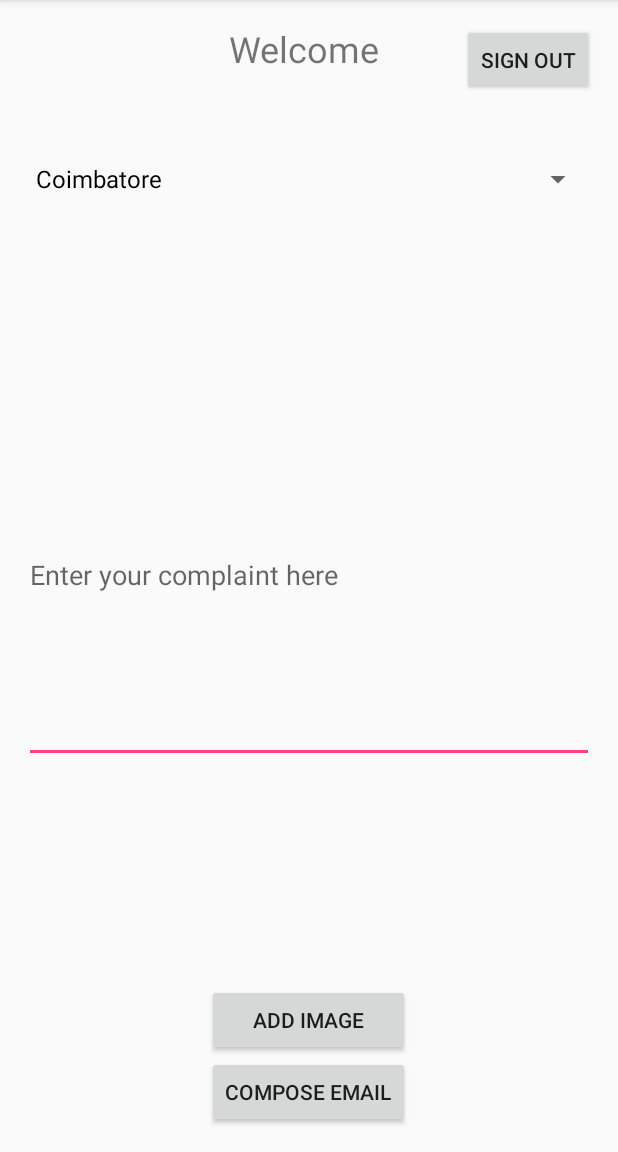
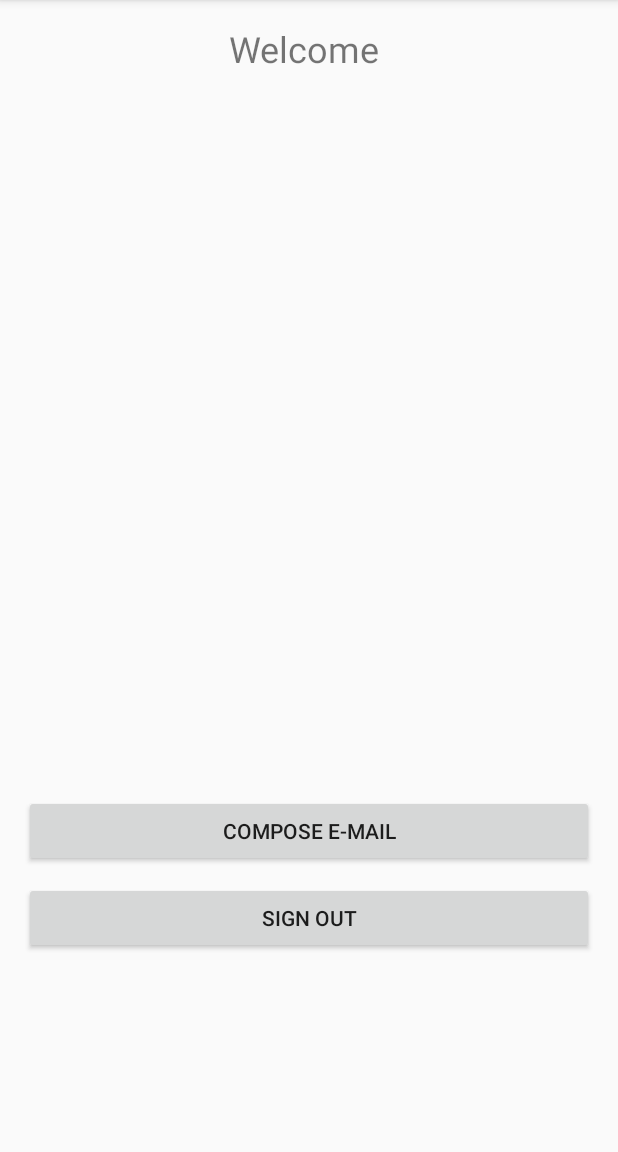
Before and after one commit to melvinabraham/CleanIndia, an Android app: the screen it shows after launch once a user with an empty profile is signed in (UserActivity), on a phone screen of 412 x 824 dp, the part 84-1236 px from its top. Run offline under Robolectric (Android 15) with nearby library versions, the phone set to English and light mode, and no system bars; our stand-ins replace Firebase (no records; nobody signed in at launch, a user with empty details on screens opened directly).

Commit message:
Changed UserActivity from ComposeMail Activity and added Alert Dialog

```diff
--- a/app/src/main/AndroidManifest.xml
+++ b/app/src/main/AndroidManifest.xml
@@ -2,7 +2,7 @@
 <manifest xmlns:android="http://schemas.android.com/apk/res/android"
     package="com.mapps.seproject">
 
-    <uses-permission android:name="android.permission.INTERNET"/>
+    <uses-permission android:name="android.permission.INTERNET" />
 
     <application
         android:allowBackup="true"
@@ -18,7 +18,8 @@
             </intent-filter>
         </activity>
         <activity android:name=".RegisterActivity" />
-        <activity android:name=".UserActivity"></activity>
+        <activity android:name=".UserActivity" />
+        <activity android:name=".ComposeMail"></activity>
     </application>
 
 </manifest>
--- a/app/src/main/java/com/mapps/seproject/UserActivity.java
+++ b/app/src/main/java/com/mapps/seproject/UserActivity.java
@@ -1,5 +1,6 @@
 package com.mapps.seproject;
 
+import android.app.ProgressDialog;
 import android.content.Intent;
 import android.media.Image;
 import android.net.Uri;
@@ -21,30 +22,17 @@ import com.google.firebase.auth.FirebaseUser;
 
 public class UserActivity extends AppCompatActivity implements View.OnClickListener {
 
+    Button bSignOut;
+    TextView welcome;
     FirebaseAuth firebaseAuth;
-    Button bSignOut;
-    Button bComposeMail;
-    TextView welcome;
-    Spinner dropdown;
-    TextView emailText;
-    int flag =0;
-    Button bAddImage;
-    Uri imageUri;
+    Button bComposeScreen;
 
-    private static int RESULT_LOAD_IMAGE = 1;
 
     @Override
     protected void onCreate(Bundle savedInstanceState) {
 
         super.onCreate(savedInstanceState);
         setContentView(R.layout.activity_user);
-
-
-        welcome = (TextView) findViewById(R.id.tvWelcome);
-        bSignOut = (Button) findViewById(R.id.bSignOut);
-        bComposeMail = (Button) findViewById(R.id.bComposeMail);
-        emailText = (TextView) findViewById(R.id.tvEmailMessage);
-        bAddImage = (Button) findViewById(R.id.bAddImage);
 
 
         firebaseAuth = FirebaseAuth.getInstance();
@@ -57,156 +45,37 @@ public class UserActivity extends AppCompatActivity implements View.OnClickListe
 
         }
 
-        FirebaseUser user = firebaseAuth.getCurrentUser();                                  // Get user
-        welcome.setText("Welcome "+user.getEmail());                                        // Get Email
+        FirebaseUser user = firebaseAuth.getCurrentUser();
 
-        dropdown = (Spinner) findViewById(R.id.spSelectCitiy);
-        String [] items = new String[]{"Coimbatore","Chennai"};
-        ArrayAdapter <String> arrayAdapter = new ArrayAdapter<String>(this,android.R.layout.simple_spinner_dropdown_item,items);
-        dropdown.setAdapter(arrayAdapter);
+        welcome = (TextView) findViewById(R.id.tvWelcome);
+        welcome.setText("Welcome "+user.getEmail());                                        // Get Email'
 
+        bSignOut = (Button) findViewById(R.id.bSignOut);
+        bSignOut.setOnClickListener(this);
 
-
-
-
-        bAddImage.setOnClickListener(this);
-        bSignOut.setOnClickListener(this);                                                    // Start listener on Button
-        bComposeMail.setOnClickListener(this);
-        dropdown.setOnItemSelectedListener(new AdapterView.OnItemSelectedListener() {
-            @Override
-            public void onItemSelected(AdapterView<?> parent, View view, int position, long id) {
-
-                switch (position)  {
-
-                    case  0:
-                        // setCityCoimbatore();
-                        Log.i("City: ","Coimbatore");
-                        flag =0;
-                        break;
-
-                    case 1:
-                        // setCityChennai();
-                        Log.i("City:","Chennai");
-                        flag = 1;
-                        break;
-
-                }
-
-
-            }
-
-            @Override
-            public void onNothingSelected(AdapterView<?> parent) {
-
-            }
-        });
-
-
-    }
-
-
-    public void composeEmail()  {
-
-        Log.i("Sending Email","");
-        String[] TO;
-        if (flag == 0) {
-
-             TO = new String[]{"commr.coimbatore@tn.gov.in"};
-
-        }
-        else {
-            TO = new String[]{"mayor@chennaicorporation.gov.in"};
-        }
-            String [] CC = {""};
-
-        String mailText = emailText.getText().toString();
-
-
-        Intent emailIntent = new Intent(Intent.ACTION_SEND);
-
-        emailIntent.setData(Uri.parse("mailto"));
-        emailIntent.setType("text/plain");
-        emailIntent.putExtra(Intent.EXTRA_EMAIL, TO);
-        if ( flag == 0) {
-            emailIntent.putExtra(Intent.EXTRA_SUBJECT, "Regarding cleanliness in Coimbatore");
-        }
-        else {
-            emailIntent.putExtra(Intent.EXTRA_SUBJECT, "Regarding cleanliness in Chennai");
-
-        }
-        emailIntent.putExtra(Intent.EXTRA_TEXT,mailText);
-        emailIntent.setType("application/image");
-        emailIntent.putExtra(Intent.EXTRA_STREAM,imageUri);
-
-        try {
-
-            startActivity(Intent.createChooser(emailIntent,"Send Mail..."));
-            Log.i("Finished","");
-
-        }
-
-        catch (android.content.ActivityNotFoundException ex)    {
-
-            Toast.makeText(getApplicationContext(), "There is no email client installed.", Toast.LENGTH_SHORT).show();
-
-        }
-        catch (Exception e) {
-
-            e.printStackTrace();
-        }
-
-
-
-
+        bComposeScreen = (Button) findViewById(R.id.bGotoCompose);
+        bComposeScreen.setOnClickListener(this);
     }
 
 
     @Override
-    protected void onActivityResult(int requestCode, int resultCode, Intent data) {
-        super.onActivityResult(requestCode, resultCode, data);
+    public void onClick(View v) {
 
-        if(requestCode == RESULT_LOAD_IMAGE && resultCode == RESULT_OK && data!=null)   {
+        if(v == bSignOut)   {
 
-            imageUri = data.getData();
+
+            firebaseAuth.signOut();                                                         // sign out
+            finish();
+            startActivity(new Intent(this,LoginActivity.class));                        // Go back to login activitys
 
 
         }
 
+        if(v == bComposeScreen) {
 
-
-    }
-
-    @Override
-    public void onClick(View v) {
-
-        if(v == bSignOut) {
-
-            firebaseAuth.signOut();                                                         // sign out
             finish();
-            startActivity(new Intent(this,LoginActivity.class));                        // Go back to login activity
+            startActivity(new Intent(this,ComposeMail.class));
 
         }
-
-        if(v == bComposeMail)   {
-
-
-            Log.i("Clicked","Compose");
-            composeEmail();
-
-
-        }
-
-        if(v == bAddImage)  {
-
-            Intent cameraIntent = new Intent(Intent.ACTION_PICK, MediaStore.Images.Media.INTERNAL_CONTENT_URI);
-            startActivityForResult(cameraIntent,RESULT_LOAD_IMAGE);
-
-        }
-
-
-
-
     }
-
-
 }
--- a/app/src/main/res/layout/activity_user.xml
+++ b/app/src/main/res/layout/activity_user.xml
@@ -24,43 +24,19 @@
         android:layout_width="wrap_content"
         android:layout_height="wrap_content"
         android:id="@+id/bSignOut"
-        android:layout_alignParentTop="true"
+        android:layout_marginBottom="116dp"
+        android:layout_alignParentBottom="true"
+        android:layout_alignParentStart="true"
         android:layout_alignParentEnd="true" />
 
-    <Spinner
+    <Button
+        android:text="Compose E-Mail"
         android:layout_width="match_parent"
         android:layout_height="wrap_content"
-        android:id="@+id/spSelectCitiy"
-        android:layout_marginTop="31dp"
-        android:layout_below="@+id/bSignOut"
+        android:layout_marginBottom="10dp"
+        android:id="@+id/bGotoCompose"
+        android:layout_above="@+id/bSignOut"
         android:layout_alignParentStart="true" />
 
-    <Button
-        android:text="Add Image"
-        android:layout_width="wrap_content"
-        android:layout_height="wrap_content"
-        android:id="@+id/bAddImage"
-        android:layout_above="@+id/bComposeMail"
-        android:layout_alignEnd="@+id/bComposeMail"
-        android:layout_alignStart="@+id/bComposeMail" />
-
-    <Button
-        android:text="Compose Email"
-        android:layout_width="wrap_content"
-        android:layout_height="wrap_content"
-        android:id="@+id/bComposeMail"
-        android:layout_alignParentBottom="true"
-        android:layout_centerHorizontal="true" />
-
-    <EditText
-        android:layout_width="match_parent"
-        android:layout_height="250dp"
-        android:inputType="textPersonName"
-        android:ems="10"
-        android:layout_centerVertical="true"
-        android:layout_centerHorizontal="true"
-        android:id="@+id/tvEmailMessage"
-        android:hint="Enter your complaint here"
-        android:visibility="visible" />
 
 </RelativeLayout>
```
Also changed, not shown: app/src/main/java/com/mapps/seproject/ComposeMail.java (added, +227 -0 lines), app/src/main/res/layout/activity_compose_mail.xml (added, +52 -0 lines).
